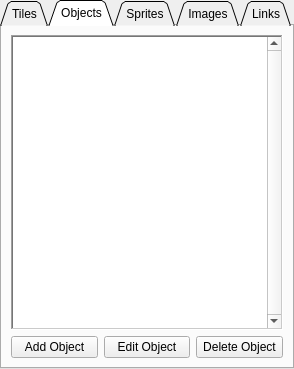
Old version of the form ResourceTab/ResourceTab.ui in the repository Preece/TGL.
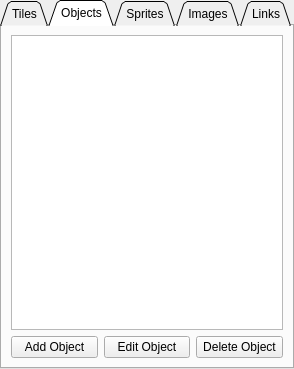
New version of the form.

Commit message: Added basic functionality to create and edit objects.

Patch:
```diff
--- a/ResourceTab/ResourceTab.ui
+++ b/ResourceTab/ResourceTab.ui
@@ -83,14 +83,7 @@
    </attribute>
    <layout class="QVBoxLayout" name="verticalLayout_2">
     <item>
-     <widget class="QTreeView" name="objectSelector">
-      <property name="frameShape">
-       <enum>QFrame::WinPanel</enum>
-      </property>
-      <property name="verticalScrollBarPolicy">
-       <enum>Qt::ScrollBarAlwaysOn</enum>
-      </property>
-     </widget>
+     <widget class="QListWidget" name="objectSelector"/>
     </item>
     <item>
      <layout class="QHBoxLayout" name="horizontalLayout_4">
```
Left out of the diff: 20 changed lines with no effect on the pictures. The commit also changes 13 other files.
